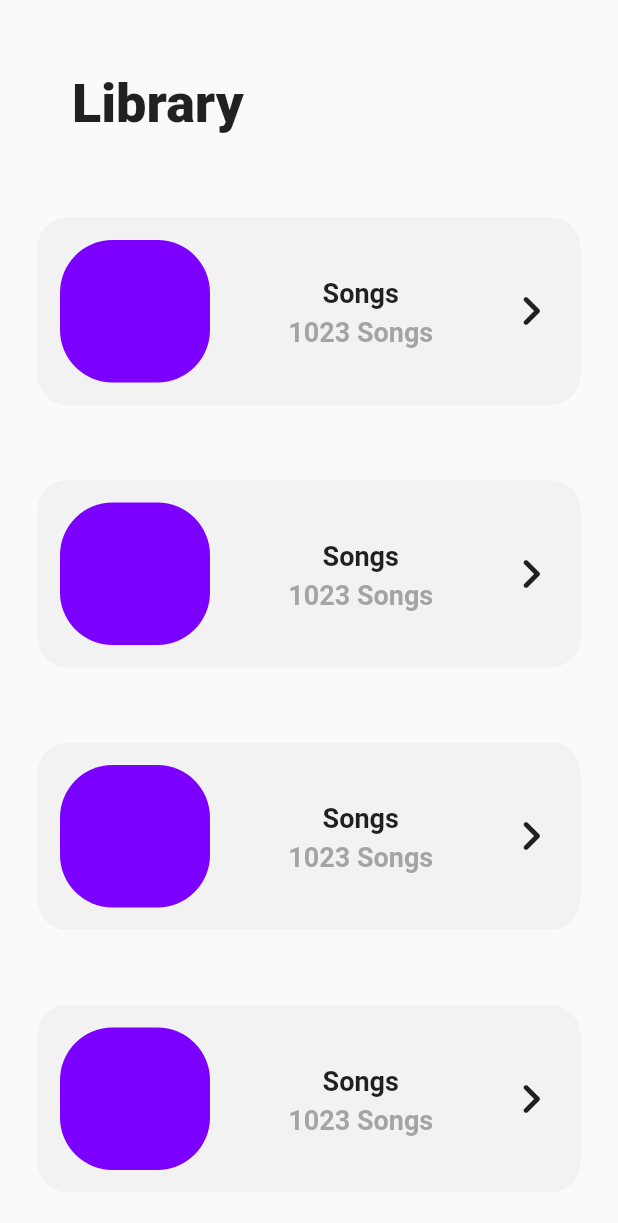
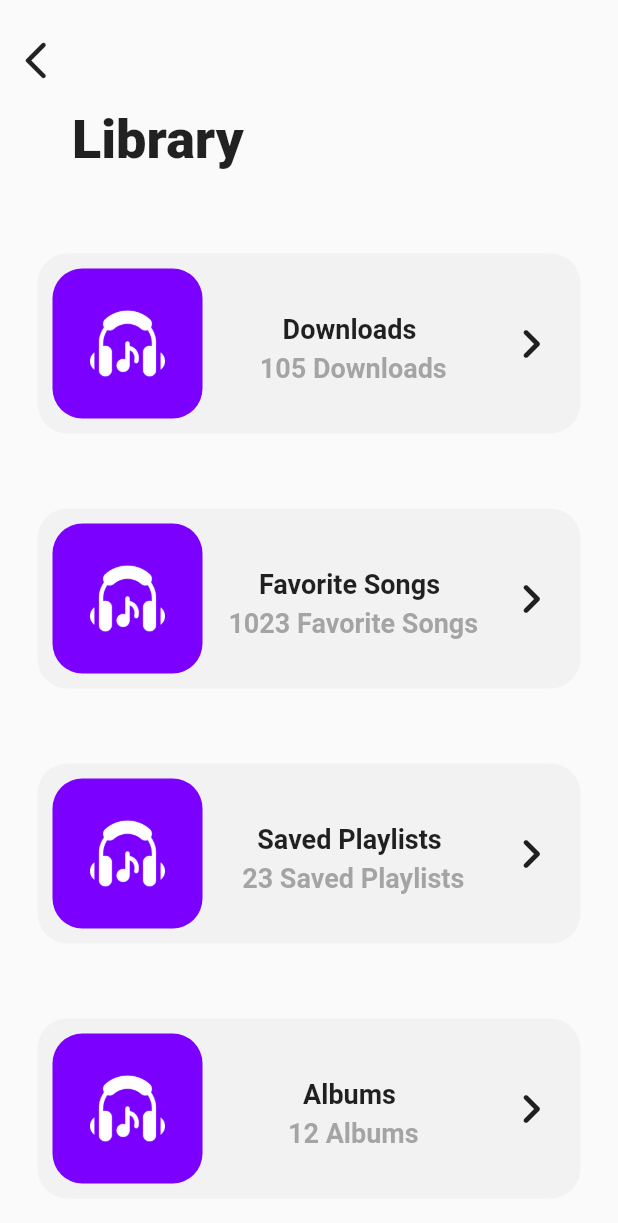
Before and after one commit to Yusuf-Fasahte/EmotionBasedMusicPlayer, a Flutter app: the screen it shows after launch, on a phone screen of 412 x 824 dp. Shown: the top 1223 px of the screen. Run offline on Flutter 3.47's test engine with Material 2 defaults, Android fonts, the phone set to English and light mode, and no system bars.

Commit message:
Library page completed

```diff
--- a/emplayer/lib/library/library.dart
+++ b/emplayer/lib/library/library.dart
@@ -9,8 +9,22 @@ class Library extends StatelessWidget {
     return SafeArea(
       child: ListView(
         children: [
+          Container(
+            height: 16,
+          ),
+          Align(
+            alignment: Alignment.topLeft,
+            child: IconButton(
+                iconSize: 30,
+                icon: Icon(
+                  Icons.arrow_back_ios_new_rounded,
+                ),
+                onPressed: () {
+                  Navigator.pop(context);
+                }),
+          ),
           Padding(
-            padding: EdgeInsets.only(top: 48, left: 48, bottom: 30),
+            padding: EdgeInsets.only(top: 8, left: 48, bottom: 30),
             child: Container(
               // height: 70,
               child: Align(
@@ -27,10 +41,10 @@ class Library extends StatelessWidget {
           ),
           Column(
             children: [
-              Rectangle(),
-              Rectangle(),
-              Rectangle(),
-              Rectangle(),
+              Rectangle(0),
+              Rectangle(1),
+              Rectangle(2),
+              Rectangle(3),
             ],
           ),
         ],
--- a/emplayer/lib/library/rectangle.dart
+++ b/emplayer/lib/library/rectangle.dart
@@ -2,19 +2,29 @@ import 'package:emplayer/library/songs.dart';
 import 'package:flutter/material.dart';
 
 class Rectangle extends StatefulWidget {
-  const Rectangle({super.key});
+  final int x;
+  Rectangle(this.x);
 
   @override
   State<Rectangle> createState() => _RectangleState();
 }
 
 class _RectangleState extends State<Rectangle> {
+  List<String> name = [
+    "Downloads",
+    "Favorite Songs",
+    "Saved Playlists",
+    "Albums"
+  ];
+  List<int> songNum = [105, 1023, 23, 12];
+
   @override
   Widget build(BuildContext context) {
+    int x = widget.x;
     return Padding(
       padding: const EdgeInsets.all(25),
       child: Container(
-        height: 125,
+        height: 120,
         width: double.infinity,
         decoration: BoxDecoration(
           color: Color.fromARGB(255, 242, 242, 242),
@@ -24,22 +34,30 @@ class _RectangleState extends State<Rectangle> {
           mainAxisAlignment: MainAxisAlignment.spaceBetween,
           children: [
             Padding(
-              padding: const EdgeInsets.all(15),
+              padding: const EdgeInsets.all(10),
               child: Container(
                 height: 100,
                 width: 100,
+                // height: 30,
+                child: Align(
+                  alignment: Alignment.center,
+                  child: Image.asset(
+                    'lib/icons/music.png',
+                    height: 50,
+                  ),
+                ),
                 decoration: BoxDecoration(
                   color: Color.fromARGB(255, 123, 0, 255),
-                  borderRadius: BorderRadius.circular(35),
+                  borderRadius: BorderRadius.circular(20),
                 ),
               ),
             ),
             Column(
               children: [
                 Padding(
-                  padding: const EdgeInsets.only(top: 40, left: 5),
+                  padding: const EdgeInsets.only(top: 40),
                   child: Text(
-                    "Songs",
+                    name[x],
                     style: TextStyle(
                       fontSize: 18,
                       fontWeight: FontWeight.bold,
@@ -52,7 +70,7 @@ class _RectangleState extends State<Rectangle> {
                 Padding(
                   padding: const EdgeInsets.only(top: 0, left: 5),
                   child: Text(
-                    "1023 Songs",
+                    songNum[x].toString() + " " + name[x],
                     style: TextStyle(
                       color: Color.fromARGB(142, 102, 102, 102),
                       fontSize: 18,
@@ -73,10 +91,11 @@ class _RectangleState extends State<Rectangle> {
                   Navigator.push(
                     context,
                     MaterialPageRoute(
-                        builder: (context) => const Songs(),
+                      builder: (context) => Songs(name[x]),
                     ),
                   );
-                  }),
+                },
+              ),
             )
           ],
         ),
--- a/emplayer/pubspec.yaml
+++ b/emplayer/pubspec.yaml
@@ -60,8 +60,8 @@ flutter:
   uses-material-design: true
 
   # To add assets to your application, add an assets section, like this:
-  # assets:
-  #   - images/a_dot_burr.jpeg
+  assets:
+    - lib/icons/
   #   - images/a_dot_ham.jpeg
 
   # An image asset can refer to one or more resolution-specific "variants", see
```
Also changed, not shown: emplayer/lib/library/songcontain.dart (+24 -8 lines), emplayer/lib/library/songs.dart (+30 -7 lines), emplayer/lib/icons/music.png (added). Lines whose indentation alone changed are shown as unchanged.
